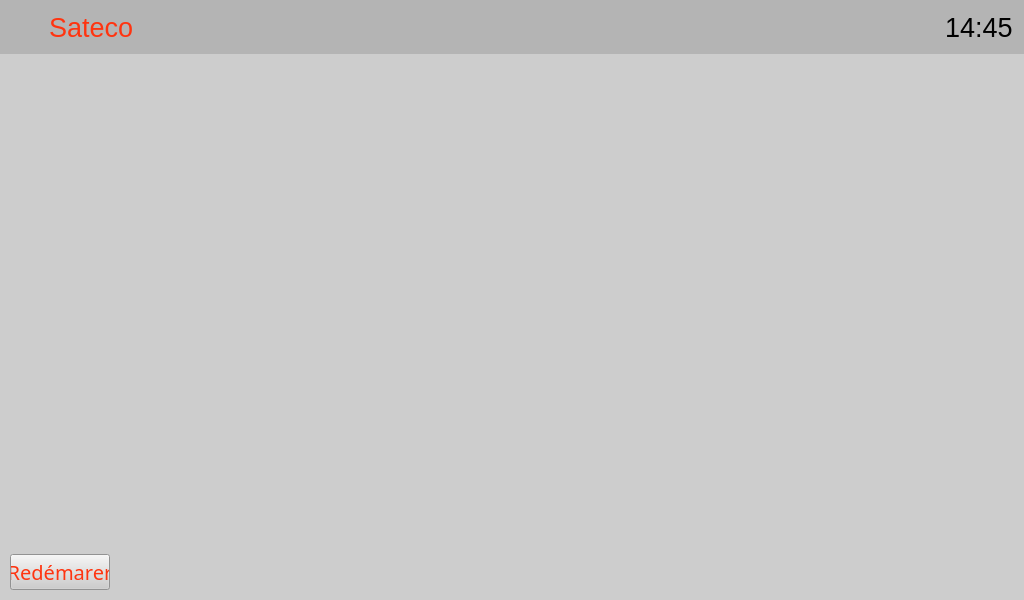
Before: the Qt Designer form napiLCD/napilcddisplay.ui in levanhong05/NapiEmbedded, drawn with Qt 5.
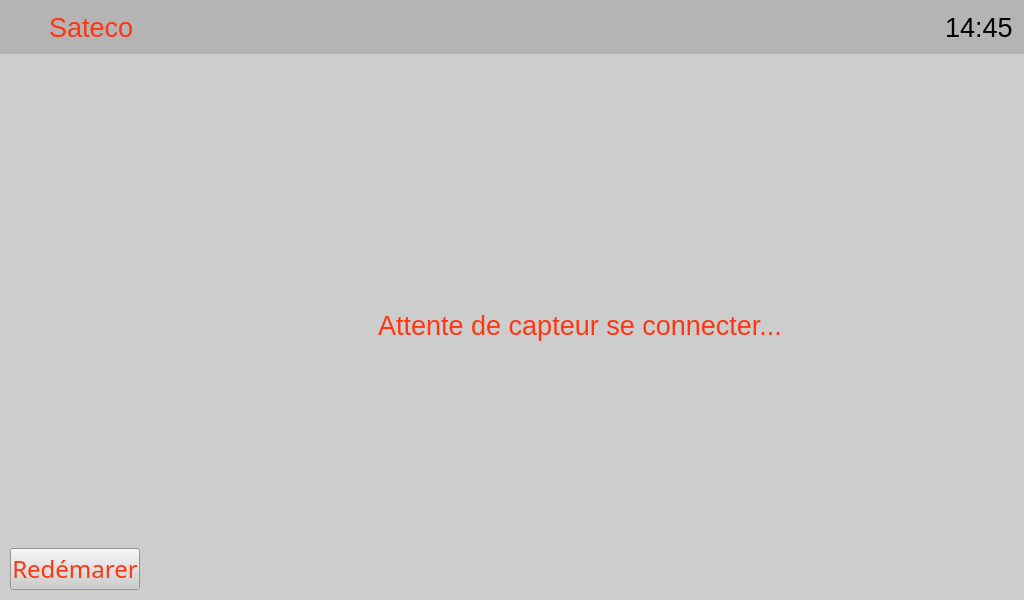
After: the same form once the commit is applied. Icons and pictures are not drawn.

Diff of the .ui file:
```diff
--- a/napiLCD/napilcddisplay.ui
+++ b/napiLCD/napilcddisplay.ui
@@ -128,7 +128,7 @@
         </property>
         <property name="maximumSize">
          <size>
-          <width>100</width>
+          <width>130</width>
           <height>16777215</height>
          </size>
         </property>
@@ -180,8 +180,8 @@
              <rect>
               <x>0</x>
               <y>0</y>
-              <width>100</width>
-              <height>502</height>
+              <width>130</width>
+              <height>487</height>
              </rect>
             </property>
             <layout class="QVBoxLayout" name="verticalLayout_2">
@@ -236,11 +236,11 @@
              <property name="font">
               <font>
                <family>FixedSystem Regular,Fixedsys</family>
-               <pointsize>15</pointsize>
+               <pointsize>18</pointsize>
               </font>
              </property>
              <property name="styleSheet">
-              <string notr="true">font-size:15pt;</string>
+              <string notr="true">font-size:18pt;</string>
              </property>
              <property name="text">
               <string>Redémarer</string>
@@ -260,6 +260,9 @@
           <verstretch>0</verstretch>
          </sizepolicy>
         </property>
+        <property name="styleSheet">
+         <string notr="true"/>
+        </property>
         <property name="frameShape">
          <enum>QFrame::NoFrame</enum>
         </property>
@@ -295,6 +298,45 @@
            </item>
           </layout>
          </item>
+         <item>
+          <widget class="QFrame" name="frmMessage">
+           <layout class="QHBoxLayout" name="layoutMessage">
+            <item>
+             <widget class="QLabel" name="lblMessage">
+              <property name="sizePolicy">
+               <sizepolicy hsizetype="Fixed" vsizetype="Fixed">
+                <horstretch>0</horstretch>
+                <verstretch>0</verstretch>
+               </sizepolicy>
+              </property>
+              <property name="minimumSize">
+               <size>
+                <width>800</width>
+                <height>400</height>
+               </size>
+              </property>
+              <property name="maximumSize">
+               <size>
+                <width>800</width>
+                <height>400</height>
+               </size>
+              </property>
+              <property name="styleSheet">
+               <string notr="true">color: rgb(255, 54, 16);
+border-image: url(:/napilcd/images/construction.jpg) 0 0 0 0 stretch stretch;
+font-size:20pt;</string>
+              </property>
+              <property name="text">
+               <string>Attente de capteur se connecter...</string>
+              </property>
+              <property name="alignment">
+               <set>Qt::AlignCenter</set>
+              </property>
+             </widget>
+            </item>
+           </layout>
+          </widget>
+         </item>
          <item>
           <layout class="QHBoxLayout" name="layoutBottom">
            <property name="spacing">
```
